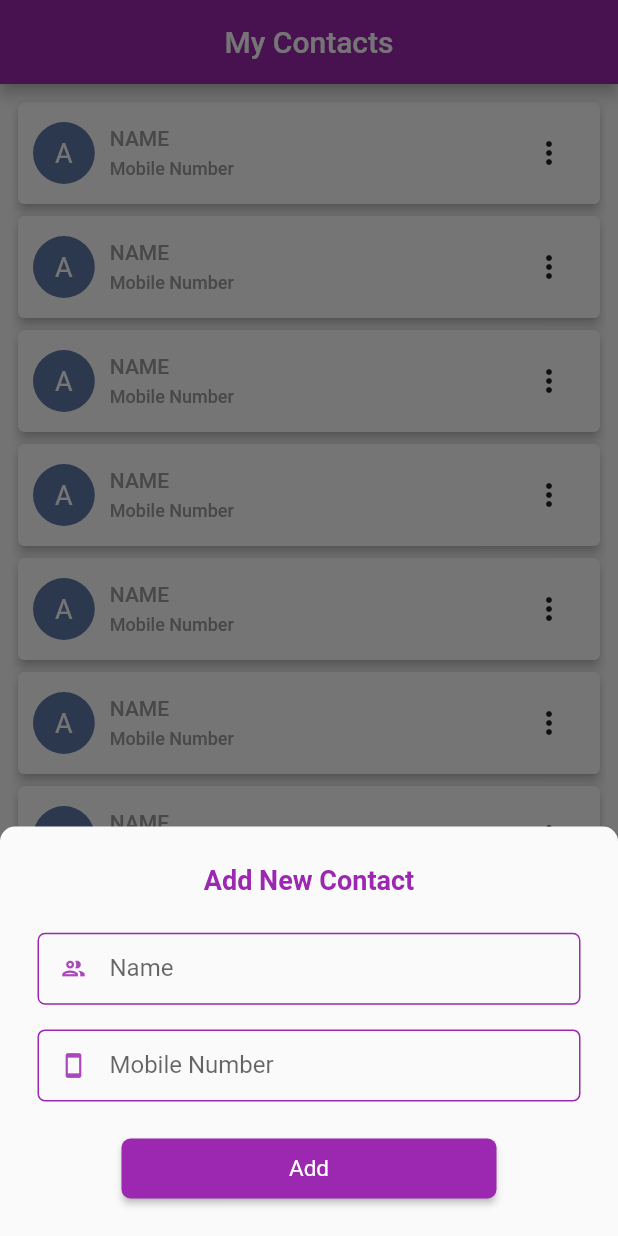
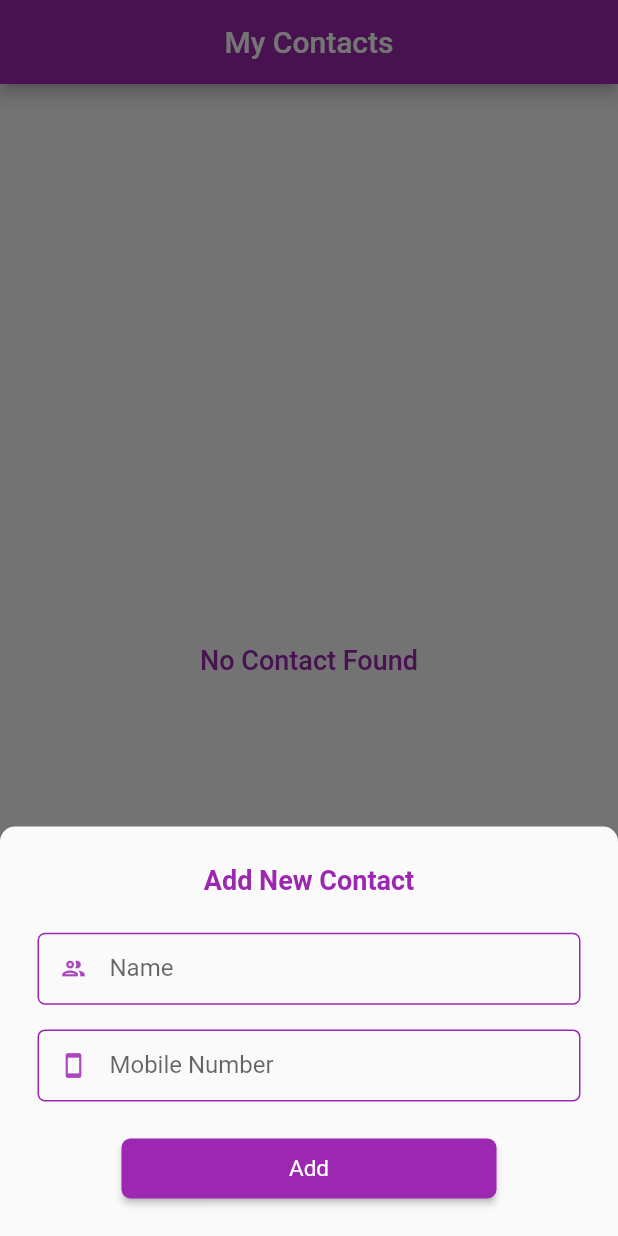
Before and after one commit to raisul1313/contact_list_bloc_floor, a Flutter app: the screen it shows after launch, after a tap on the "dialpad" icon, on a phone screen of 412 x 824 dp. Run offline on Flutter 3.47's test engine with Material 2 defaults, Android fonts, the phone set to English and light mode, and no system bars; our stand-ins replace floor, sqflite; accounts and stored records are empty; generated files the repository leaves out were written again.

Commit message:
database connection and delete done

```diff
--- a/lib/contacts/bloc/contact_bloc.dart
+++ b/lib/contacts/bloc/contact_bloc.dart
@@ -0,0 +1,34 @@
+import 'package:contact_list/contacts/model/dto/contact.dart';
+import 'package:contact_list/contacts/model/repository/contact_repository.dart';
+import 'package:contact_list/stream_controler/custom_stream_controler.dart';
+
+class ContactBloc {
+  var _contactRepository = ContactRepository();
+  var contactController = CustomStreamController();
+
+  insertContactLocal(List<Contact> contact) async {
+    print('Inserting contact items to Local DB');
+    await _contactRepository
+        .insertContact(contact)
+        .then((value) =>
+            print('Contact items inserted successfully. id - $value'))
+        .catchError((onError) => print(
+            'Contact items insertion to local DB failed.\nReason - $onError'));
+  }
+
+  getAndListenContactLocal() {
+    _contactRepository.listenContactLocal().listen((contact) {
+      contactController.setStream(contact);
+    }).onError((handleError) =>
+        print('Contact listening failed.\nReason - $handleError'));
+  }
+
+  deleteContact(Contact contact) async {
+    await _contactRepository.deleteContact(contact).then(
+        (value) => print('Contact item deleted successfully.'));
+  }
+
+  dispose() {
+    contactController.dispose();
+  }
+}
--- a/lib/contacts/model/dao/contact_dao.dart
+++ b/lib/contacts/model/dao/contact_dao.dart
@@ -3,10 +3,18 @@ import 'package:floor/floor.dart';
 
 @dao
 abstract class ContactDao {
+  //Insert contact into list
   @Insert(onConflict: OnConflictStrategy.replace)
-  Future<List<int>> insertContact(List<Contact> contact);
+  Future<List<int>> insertContact(List<Contact> contactList);
 
   @Query('SELECT * FROM Contact')
   Stream<List<Contact>> listenContact();
 
+  //Update a contact from list
+ /* @update
+  Future<void> updateContact(Contact contact);*/
+
+  //Update a contact from list
+  @delete
+  Future<void> deleteContact(Contact contact);
 }
--- /dev/null
+++ b/lib/contacts/model/repository/contact_repository.dart
@@ -0,0 +1,19 @@
+import 'package:contact_list/contacts/model/dao/contact_dao.dart';
+import 'package:contact_list/contacts/model/dto/contact.dart';
+import 'package:contact_list/database/database_provider.dart';
+
+class ContactRepository {
+  final _contactDio = DatabaseProvider
+      .getState()
+      .database
+      .contactDao;
+
+  Future<List<int>> insertContact(List<Contact> contact) =>
+      _contactDio.insertContact(contact);
+
+  //Future<void> updateContact(contact) => _contactDio.updateContact(contact);
+
+  Future<void> deleteContact(contact) => _contactDio.deleteContact(contact);
+
+  Stream<List<Contact>> listenContactLocal() => _contactDio.listenContact();
+}
--- a/lib/contacts/view/contact_list_item.dart
+++ b/lib/contacts/view/contact_list_item.dart
@@ -1,14 +1,17 @@
+import 'package:contact_list/contacts/model/dto/contact.dart';
 import 'package:flutter/material.dart';
 import 'dart:math' as math;
 
 class ContactListItem extends StatelessWidget {
   final Function deleteItem;
   final Function updateItem;
+  final Contact contact;
 
   const ContactListItem({
     Key? key,
     required this.deleteItem,
     required this.updateItem,
+    required this.contact,
   }) : super(key: key);
 
   @override
@@ -24,8 +27,8 @@ class ContactListItem extends StatelessWidget {
           mainAxisAlignment: MainAxisAlignment.start,
           children: [
             Container(
-              height: pageHeight * 0.05,
-              width: pageWidth * 0.1,
+              height: pageHeight * 0.07,
+              width: pageWidth * 0.14,
               margin: EdgeInsets.only(right: 10.0),
               decoration: BoxDecoration(
                   color: Color((math.Random().nextDouble() * 0xFFFFFF).toInt())
@@ -33,58 +36,45 @@ class ContactListItem extends StatelessWidget {
                   shape: BoxShape.circle),
               child: Center(
                   child: Text(
-                'A',
-                style: TextStyle(fontSize: 18, color: Colors.white),
+                contact.name![0].toUpperCase(),
+                style: TextStyle(fontSize: 25, color: Colors.white),
               )),
             ),
             Expanded(
               child: Column(
                 crossAxisAlignment: CrossAxisAlignment.start,
                 children: [
-                  Text('Name'.toUpperCase(),
+                  Text(
+                      contact.name![0].toUpperCase() +
+                          contact.name!.substring(1),
                       style: const TextStyle(
-                          color: Colors.grey, fontWeight: FontWeight.w500),
+                          color: Colors.black, fontWeight: FontWeight.w600),
                       overflow: TextOverflow.ellipsis),
                   SizedBox(
                     height: pageHeight * 0.006,
                   ),
-                  Text('Mobile Number',
+                  Text('0${contact.mobile!}',
                       style: const TextStyle(
-                          fontSize: 12.0,
-                          color: Colors.grey,
+                          fontSize: 13.0,
+                          color: Colors.black,
                           fontWeight: FontWeight.w500),
                       overflow: TextOverflow.ellipsis),
                 ],
               ),
             ),
             PopupMenuButton(
-              elevation: 2,
                 itemBuilder: (context) => [
                       PopupMenuItem(
+                        child: Text("Update"),
                         value: 1,
-                  child: Text(
-                    'update',
-                    style: const TextStyle(
-                        color: Colors.purple, fontWeight: FontWeight.w500),
-                  ),
+                        onTap: () => updateItem(contact),
                       ),
                       PopupMenuItem(
+                        child: Text("Delete"),
                         value: 2,
-                  child: Text(
-                    'delete',
-                    style: TextStyle(
-                        color: Colors.purple, fontWeight: FontWeight.w500),
-                  ),
-                ),
-              ],
-              onSelected: (value) {
-                if (value == 2) {
-                  updateItem();
-                } else if (value == 3) {
-                  deleteItem();
-                }
-              },
-            ),
+                        onTap: () => deleteItem(contact),
+                      )
+                    ]),
           ],
         ),
       ),
--- a/lib/contacts/view/contacts_home.dart
+++ b/lib/contacts/view/contacts_home.dart
@@ -1,3 +1,5 @@
+import 'package:contact_list/contacts/bloc/contact_bloc.dart';
+import 'package:contact_list/contacts/model/dto/contact.dart';
 import 'package:contact_list/contacts/view/contact_list_item.dart';
 import 'package:contact_list/custom_ui/custom_bottom_sheet.dart';
 import 'package:flutter/material.dart';
@@ -12,6 +14,16 @@ class ContactsHome extends StatefulWidget {
 class _ContactsHomeState extends State<ContactsHome> {
   late double _height;
   late double _width;
+  late List<Contact> _contactList;
+  late ContactBloc _contactBloc;
+
+  @override
+  void initState() {
+    super.initState();
+    _contactList = [];
+    _contactBloc = ContactBloc();
+    _contactBloc.getAndListenContactLocal();
+  }
 
   @override
   Widget build(BuildContext context) {
@@ -23,7 +35,7 @@ class _ContactsHomeState extends State<ContactsHome> {
           title: Text('My Contacts'),
         ),
         floatingActionButton: FloatingActionButton(
-          onPressed: () => _addContact(),
+          onPressed: _addContact,
           child: Icon(
             Icons.dialpad,
             size: 20,
@@ -33,21 +45,29 @@ class _ContactsHomeState extends State<ContactsHome> {
           height: _height,
           width: _width,
           padding: EdgeInsets.all(8),
-          child: NotificationListener<OverscrollIndicatorNotification>(
-            onNotification: (overscroll) {
-              overscroll.disallowIndicator();
-              return true;
-            },
-            child: ListView.builder(
-                itemCount: 10,
-                physics: BouncingScrollPhysics(),
-                itemBuilder: (BuildContext context, int index) {
-                  return ContactListItem(
-                    deleteItem: () {},
-                    updateItem: () {},
-                  );
-                }),
-          ),
+          child: StreamBuilder(
+              stream: _contactBloc.contactController.streamListener,
+              builder: (context, snapshot) {
+                _contactList =
+                    snapshot.hasData ? snapshot.data as List<Contact> : [];
+                return _contactList.isNotEmpty
+                    ? ListView.builder(
+                        itemCount: _contactList.length,
+                        itemBuilder: (BuildContext context, int index) {
+                          return ContactListItem(
+                              deleteItem: _deleteItem,
+                              updateItem: () {},
+                              contact: _contactList[index]);
+                        })
+                    : Center(
+                        child: Text(
+                        'No Contact Found',
+                        style: TextStyle(
+                            fontSize: 18.0,
+                            fontWeight: FontWeight.w500,
+                            color: Colors.purple),
+                      ));
+              }),
         ));
   }
 
@@ -66,4 +86,35 @@ class _ContactsHomeState extends State<ContactsHome> {
                 bottom: MediaQuery.of(context).viewInsets.bottom),
             child: CustomBottomSheet()));
   }
+
+  _deleteItem(Contact contact) {
+    Future.delayed(Duration.zero, () async {
+      await showDialog(
+          context: context,
+          builder: (context) {
+            return StatefulBuilder(builder: (context, StateSetter setState) {
+              return AlertDialog(
+                title: Text(
+                  "Delete Contact !",
+                ),
+                content: const Text(
+                    "Are you sure that you want to delete this contact ?"),
+                actions: [
+                  TextButton(
+                    onPressed: () => Navigator.pop(context),
+                    child: const Text('No'),
+                  ),
+                  TextButton(
+                    onPressed: () async {
+                      _contactBloc.deleteContact(contact);
+                      Navigator.pop(context);
+                    },
+                    child: const Text('Yes'),
+                  ),
+                ],
+              );
+            });
+          });
+    });
+  }
 }
--- a/lib/custom_ui/custom_bottom_sheet.dart
+++ b/lib/custom_ui/custom_bottom_sheet.dart
@@ -1,3 +1,5 @@
+import 'package:contact_list/contacts/bloc/contact_bloc.dart';
+import 'package:contact_list/contacts/model/dto/contact.dart';
 import 'package:contact_list/custom_ui/custom_button.dart';
 import 'package:contact_list/custom_ui/custom_header.dart';
 import 'package:contact_list/custom_ui/custom_text_form_field.dart';
@@ -15,6 +17,16 @@ class _CustomBottomSheetState extends State<CustomBottomSheet> {
   late double _width;
   bool _autoValidate = false;
   final _bottomSheetFormGlobalKey = GlobalKey<FormState>();
+  late ContactBloc _contactBloc;
+
+  String? contactName;
+  String? contactMobile;
+
+  @override
+  void initState() {
+    super.initState();
+    _contactBloc = ContactBloc();
+  }
 
   @override
   Widget build(BuildContext context) {
@@ -47,7 +59,7 @@ class _CustomBottomSheetState extends State<CustomBottomSheet> {
             CustomTextFormField(
               label: 'Name',
               inputType: TextInputType.name,
-              //onSaved: _onNameSaved,
+              onSaved: _onNameSaved,
               validator: (value) {
                 if (value.toString().isEmpty) {
                   return 'Can not be Empty';
@@ -65,7 +77,7 @@ class _CustomBottomSheetState extends State<CustomBottomSheet> {
               label: 'Mobile Number',
               prefixText: '+880 ',
               inputType: TextInputType.phone,
-              //onSaved: _onMobileNumberSaved,
+              onSaved: _onMobileNumberSaved,
               validator: (value) {
                 if (value.toString().isEmpty) {
                   return 'Can not be Empty';
@@ -89,14 +101,23 @@ class _CustomBottomSheetState extends State<CustomBottomSheet> {
     return CustomButton(onButtonPressed: _addButtonClicked, buttonName: 'Add');
   }
 
-  _addButtonClicked() {
+  _addButtonClicked() async {
     FocusScope.of(context).unfocus();
     if (_bottomSheetFormGlobalKey.currentState!.validate()) {
       _bottomSheetFormGlobalKey.currentState?.save();
+      Contact contact = Contact(mobile: contactMobile, name: contactName);
+      List<Contact> contactList = [];
+      contactList.add(contact);
+      await _contactBloc.insertContactLocal(contactList);
+      Navigator.pop(context);
     }
 
     setState(() {
       _autoValidate = true;
     });
   }
+
+  _onNameSaved(String name) => contactName = name;
+
+  _onMobileNumberSaved(String mobileName) => contactMobile = mobileName;
 }
--- a/lib/database/database_provider.dart
+++ b/lib/database/database_provider.dart
@@ -1,4 +1,3 @@
-import 'package:contact_list/contacts/model/dto/contact.dart';
 import 'package:contact_list/database/app_database.dart';
 
 class DatabaseProvider {
@@ -20,26 +19,8 @@ class DatabaseProvider {
   _createDb() async {
     final database =
         await $FloorAppDatabase.databaseBuilder('contact.db').build();
-    _appDatabase = await database;
-
-   /*
-    // Test data for database
-    final contactDao = database.contactDao;
-    final contact = Contact(id: 1, name: 'Raisul', mobile: '013026998217');
-    final contact1 = Contact(id: 2, name: 'Raisul', mobile: '013026998217');
-    final contact2 = Contact(id: 3, name: 'Raisul', mobile: '013026998217');
-    final contact3 = Contact(id: 4, name: 'Raisul', mobile: '013026998217');
-    final contact4 = Contact(id: 5, name: 'Raisul', mobile: '013026998217');
-    final List<Contact> contactList = [];
-    contactList.add(contact);
-    contactList.add(contact1);
-    contactList.add(contact2);
-    contactList.add(contact3);
-    contactList.add(contact4);
-
-    await contactDao.insertContact(contactList);*/
+    _appDatabase = database;
   }
-
 
   static DatabaseProvider getState() {
     _instance ??= DatabaseProvider._internal();
--- /dev/null
+++ b/lib/stream_controler/custom_stream_controler.dart
@@ -0,0 +1,29 @@
+import 'dart:async';
+
+/// must use dispose() from the bloc
+/// use streamListener to listen for changes
+/// use setStream() to set a dynamic value
+
+class CustomStreamController {
+  late StreamController<dynamic> _streamController;
+
+  Stream<dynamic> get streamListener => _streamController.stream;
+
+  Sink<dynamic> get _streamIn => _streamController.sink;
+
+  CustomStreamController() {
+    _createNewStreamController();
+  }
+
+  _createNewStreamController() {
+    _streamController = StreamController<dynamic>.broadcast();
+  }
+
+  void dispose() {
+    _streamController.close();
+  }
+
+  void setStream(dynamic dynamic) {
+    _streamIn.add(dynamic);
+  }
+}
```
Also changed, not shown: lib/database/app_database.g.dart. Lines whose indentation alone changed are shown as unchanged.
